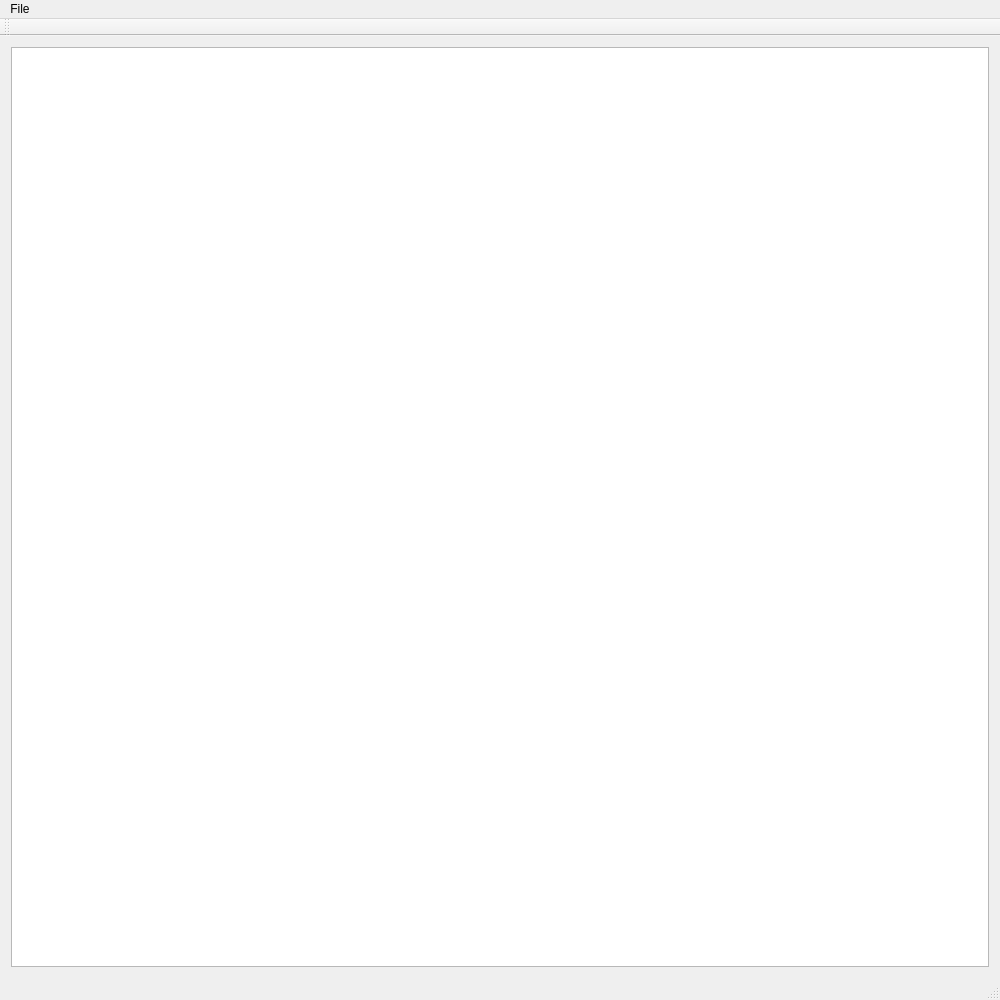
The window that WL4EditorWindow.ui (wario-land/WL4Editor) describes before a commit, drawn with Qt 5.
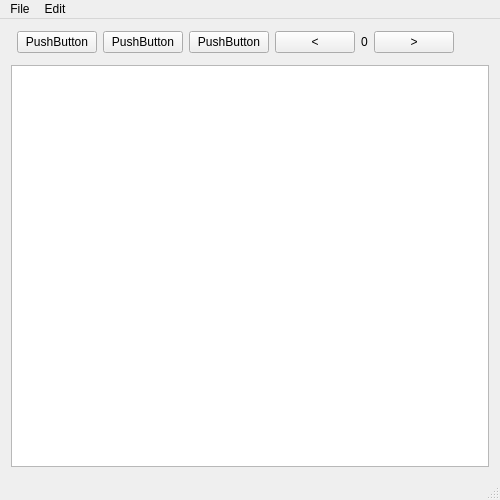
The same window after the commit.

```diff
--- a/WL4EditorWindow.ui
+++ b/WL4EditorWindow.ui
@@ -6,15 +6,89 @@
    <rect>
     <x>0</x>
     <y>0</y>
-    <width>1000</width>
-    <height>1000</height>
+    <width>500</width>
+    <height>500</height>
    </rect>
   </property>
   <property name="windowTitle">
    <string>WL4EditorWindow</string>
   </property>
   <widget class="QWidget" name="centralWidget">
-   <layout class="QHBoxLayout" name="horizontalLayout">
+   <layout class="QVBoxLayout" name="verticalLayout">
+    <property name="topMargin">
+     <number>6</number>
+    </property>
+    <item>
+     <layout class="QHBoxLayout" name="horizontalLayout">
+      <property name="leftMargin">
+       <number>6</number>
+      </property>
+      <property name="topMargin">
+       <number>6</number>
+      </property>
+      <property name="rightMargin">
+       <number>6</number>
+      </property>
+      <property name="bottomMargin">
+       <number>6</number>
+      </property>
+      <item>
+       <widget class="QPushButton" name="load">
+        <property name="text">
+         <string>PushButton</string>
+        </property>
+       </widget>
+      </item>
+      <item>
+       <widget class="QPushButton" name="pushButton_2">
+        <property name="text">
+         <string>PushButton</string>
+        </property>
+       </widget>
+      </item>
+      <item>
+       <widget class="QPushButton" name="pushButton">
+        <property name="text">
+         <string>PushButton</string>
+        </property>
+       </widget>
+      </item>
+      <item>
+       <widget class="QPushButton" name="pushButton_3">
+        <property name="text">
+         <string>&lt;</string>
+        </property>
+       </widget>
+      </item>
+      <item>
+       <widget class="QLabel" name="label">
+        <property name="text">
+         <string>0</string>
+        </property>
+       </widget>
+      </item>
+      <item>
+       <widget class="QPushButton" name="pushButton_4">
+        <property name="text">
+         <string>&gt;</string>
+        </property>
+       </widget>
+      </item>
+      <item>
+       <spacer name="horizontalSpacer">
+        <property name="orientation">
+         <enum>Qt::Horizontal</enum>
+        </property>
+        <property name="sizeHint" stdset="0">
+         <size>
+          <width>40</width>
+          <height>20</height>
+         </size>
+        </property>
+       </spacer>
+      </item>
+     </layout>
+    </item>
     <item>
      <widget class="QGraphicsView" name="graphicsView"/>
     </item>
@@ -25,7 +99,7 @@
     <rect>
      <x>0</x>
      <y>0</y>
-     <width>1000</width>
+     <width>500</width>
      <height>17</height>
     </rect>
    </property>
@@ -36,15 +110,13 @@
     <addaction name="actionOpen_ROM"/>
     <addaction name="actionSave_ROM"/>
    </widget>
+   <widget class="QMenu" name="menuEdit">
+    <property name="title">
+     <string>Edit</string>
+    </property>
+   </widget>
    <addaction name="menuFile"/>
-  </widget>
-  <widget class="QToolBar" name="mainToolBar">
-   <attribute name="toolBarArea">
-    <enum>TopToolBarArea</enum>
-   </attribute>
-   <attribute name="toolBarBreak">
-    <bool>false</bool>
-   </attribute>
+   <addaction name="menuEdit"/>
   </widget>
   <widget class="QStatusBar" name="statusBar"/>
   <action name="actionOpen_ROM">
```
Left out of the diff: 7 changed lines with no effect on the pictures.
